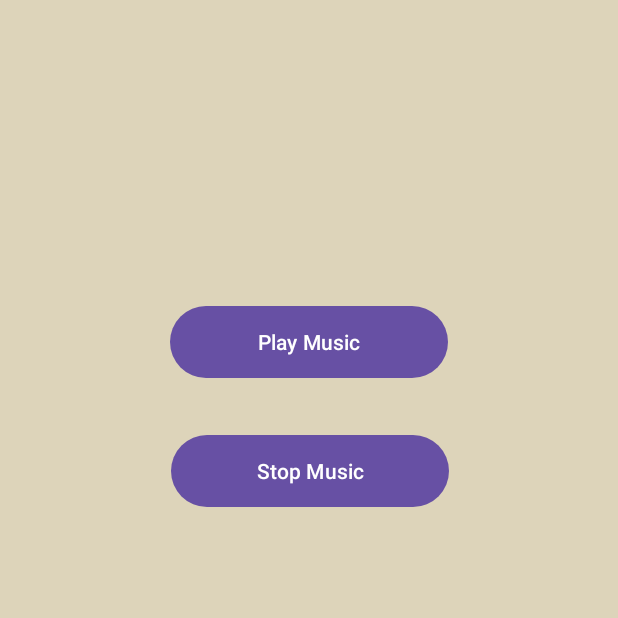
After one commit to yara1611/ExerciseTracker, an Android app: the fragment MusicFragment shown on its own in the app's theme, on a phone screen of 412 x 824 dp, the top half of it. The commit adds this screen. Run offline under Robolectric (Android 15) with nearby library versions, the phone set to English and light mode, and no system bars.

Commit message:
final l final inshallah

```diff
--- a/app/src/main/AndroidManifest.xml
+++ b/app/src/main/AndroidManifest.xml
@@ -22,6 +22,10 @@
         android:supportsRtl="true"
         android:theme="@style/Theme.ExcerciseTrackerApp"
         tools:targetApi="31">
+        <service
+            android:name=".MusicService"
+            android:enabled="true"
+            android:exported="true"></service>
 
         <activity
             android:name=".WorkoutInfoActivity"
@@ -49,7 +53,6 @@
         <activity
             android:name=".SignupActivity"
             android:exported="true" />
-
         <activity
             android:name=".WelcomeActivity"
             android:exported="true">
--- /dev/null
+++ b/app/src/main/java/com/example/excercisetrackerapp/MusicFragment.java
@@ -0,0 +1,86 @@
+package com.example.excercisetrackerapp;
+
+import android.content.Intent;
+import android.os.Bundle;
+
+import androidx.fragment.app.Fragment;
+
+import android.view.LayoutInflater;
+import android.view.View;
+import android.view.ViewGroup;
+import android.widget.Button;
+import android.widget.Toast;
+
+/**
+ * A simple {@link Fragment} subclass.
+ * Use the {@link MusicFragment#newInstance} factory method to
+ * create an instance of this fragment.
+ */
+public class MusicFragment extends Fragment {
+
+    // TODO: Rename parameter arguments, choose names that match
+    // the fragment initialization parameters, e.g. ARG_ITEM_NUMBER
+    private static final String ARG_PARAM1 = "param1";
+    private static final String ARG_PARAM2 = "param2";
+
+    // TODO: Rename and change types of parameters
+    private String mParam1;
+    private String mParam2;
+
+    public MusicFragment() {
+        // Required empty public constructor
+    }
+
+    /**
+     * Use this factory method to create a new instance of
+     * this fragment using the provided parameters.
+     *
+     * @param param1 Parameter 1.
+     * @param param2 Parameter 2.
+     * @return A new instance of fragment MusicFragment.
+     */
+    // TODO: Rename and change types and number of parameters
+    public static MusicFragment newInstance(String param1, String param2) {
+        MusicFragment fragment = new MusicFragment();
+        Bundle args = new Bundle();
+        args.putString(ARG_PARAM1, param1);
+        args.putString(ARG_PARAM2, param2);
+        fragment.setArguments(args);
+        return fragment;
+    }
+
+    @Override
+    public void onCreate(Bundle savedInstanceState) {
+        super.onCreate(savedInstanceState);
+        if (getArguments() != null) {
+            mParam1 = getArguments().getString(ARG_PARAM1);
+            mParam2 = getArguments().getString(ARG_PARAM2);
+        }
+    }
+
+    @Override
+    public View onCreateView(LayoutInflater inflater, ViewGroup container,
+                             Bundle savedInstanceState) {
+        // Inflate the layout for this fragment
+//        return inflater.inflate(R.layout.fragment_music, container, false);
+
+        View rootView = inflater.inflate(R.layout.fragment_music, container, false);
+
+        Button play_btn = rootView.findViewById(R.id.btn_play);
+        Button stop_btn = rootView.findViewById(R.id.btn_stop);
+
+        play_btn.setOnClickListener(v -> {
+            Intent intent = new Intent(getContext(), MusicService.class);
+            getActivity().startService(intent);
+            Toast.makeText(getContext(), "Music (Service Started) is playing", Toast.LENGTH_LONG).show();
+        });
+
+        stop_btn.setOnClickListener(v -> {
+            Intent intent = new Intent(getContext(), MusicService.class);
+            getActivity().stopService(intent);
+            Toast.makeText(getContext(), "Music (Service Stopped) is stopped", Toast.LENGTH_LONG).show();
+        });
+
+        return rootView;
+    }
+}
--- /dev/null
+++ b/app/src/main/res/layout/fragment_music.xml
@@ -0,0 +1,30 @@
+<?xml version="1.0" encoding="utf-8"?>
+<LinearLayout xmlns:android="http://schemas.android.com/apk/res/android"
+    xmlns:app="http://schemas.android.com/apk/res-auto"
+    xmlns:tools="http://schemas.android.com/tools"
+    android:layout_width="match_parent"
+    android:layout_height="match_parent"
+    android:background="#DDD4BA"
+    android:orientation="vertical"
+    tools:context=".MusicFragment">
+
+    <Button
+        android:id="@+id/btn_play"
+        android:layout_width="185dp"
+        android:layout_height="56dp"
+        android:layout_marginStart="113dp"
+        android:layout_marginTop="200dp"
+        android:layout_marginEnd="113dp"
+        android:layout_marginBottom="30dp"
+        android:text="@string/play_music" />
+
+    <Button
+        android:id="@+id/btn_stop"
+        android:layout_width="185dp"
+        android:layout_height="56dp"
+        android:layout_marginStart="114dp"
+        android:layout_marginEnd="112dp"
+        android:layout_marginBottom="220dp"
+        android:text="@string/stop_music" />
+
+</LinearLayout>
--- a/app/src/main/res/values/strings.xml
+++ b/app/src/main/res/values/strings.xml
@@ -5,7 +5,8 @@
     <string name="take_pfp">Take Profile Picture</string>
     <string name="tap_mic_and_speak">Tap Mic and Speak</string>
     <string name="speak_btn">Speak</string>
-
+    <string name="play_music">Play Music</string>
+    <string name="stop_music">Stop Music</string>
     <!-- TODO: Remove or change this placeholder text -->
     <string name="hello_blank_fragment">Hello blank fragment</string>
     <string name="create_routine">Create Routine</string>
```
Also changed, not shown: app/src/main/java/com/example/excercisetrackerapp/MusicService.java (added, +37 -0 lines), app/src/main/java/com/example/excercisetrackerapp/RoutineWorkoutsActivity.java (+3 -4 lines), 1 other file.
